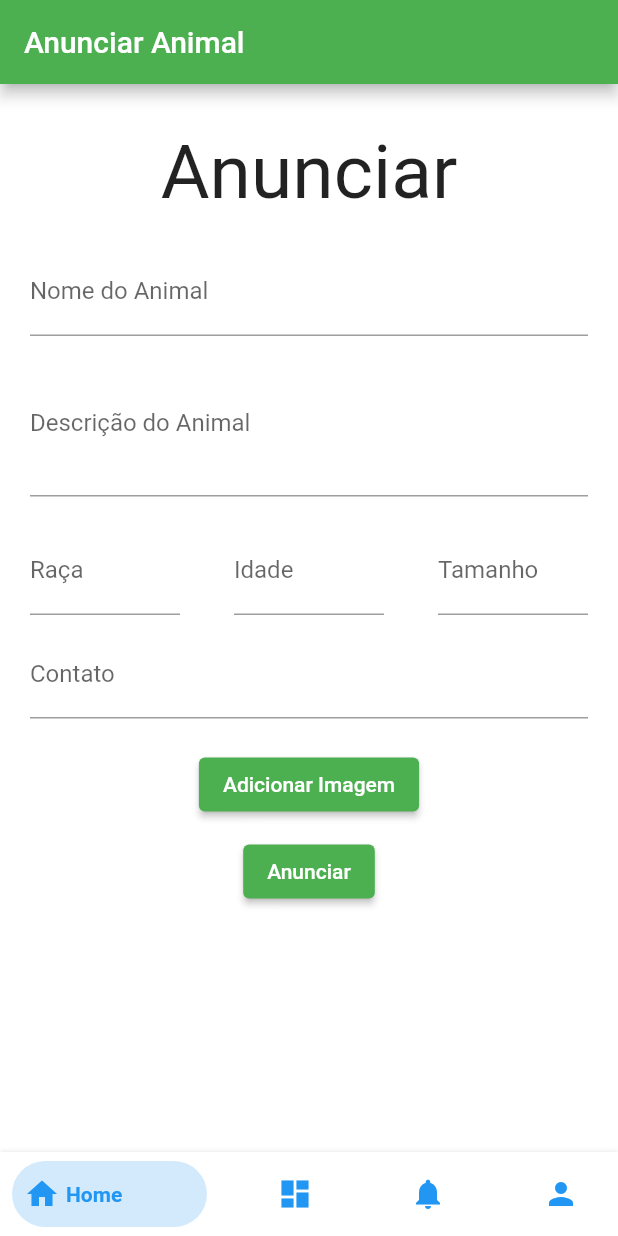
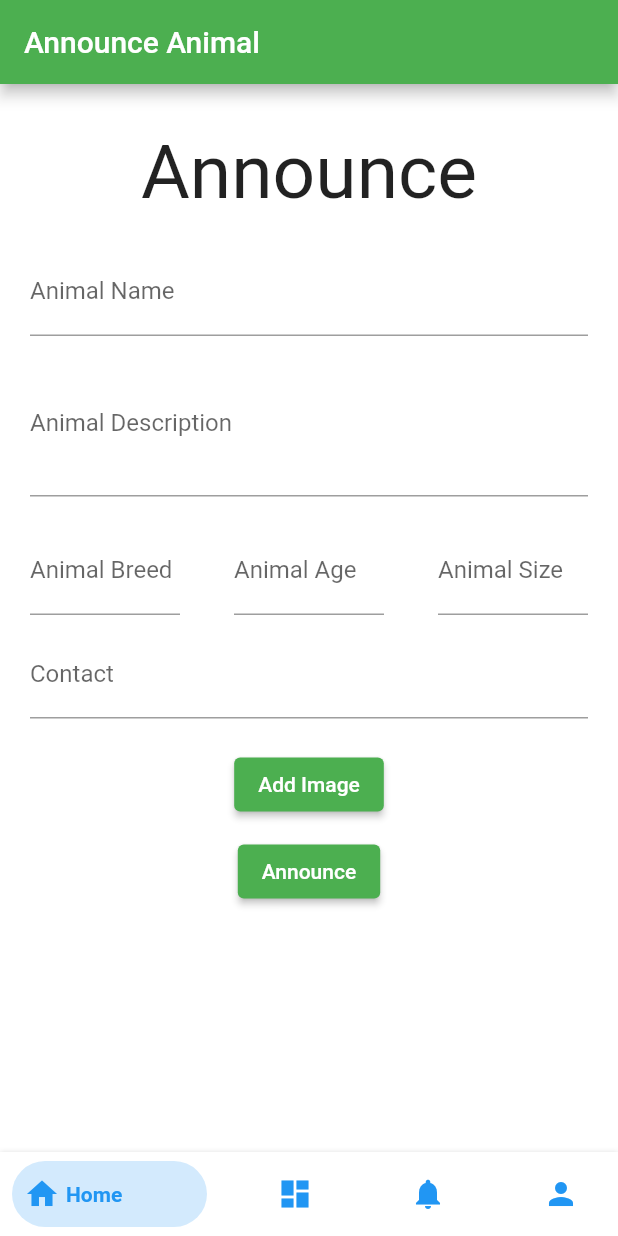
Before and after one commit to Gravery/Mobile-AnimalAdoptionApp-Flutter, a Flutter app: the screen it shows once a user with an empty profile is signed in, swiped to page 2, on a phone screen of 412 x 824 dp. Run offline on Flutter 3.47's test engine with Material 2 defaults, Android fonts, the phone set to English and light mode, and no system bars; drawn by our look-alikes of bottom_navy_bar; our stand-ins replace cached_network_image, firebase_auth, firebase_core, firebase_database, firebase_storage, flutter_bloc and 1 more; accounts and stored records are empty; generated files the repository leaves out were written again.

Commit message:
Internacionalização

```diff
--- /dev/null
+++ b/l10n.yaml
@@ -0,0 +1,3 @@
+arb-dir: lib/l10n
+template-arb-file: app_en.arb
+output-localization-file: app_localizations.dart
--- a/lib/announcement_screen.dart
+++ b/lib/announcement_screen.dart
@@ -5,6 +5,7 @@ import 'package:firebase_database/firebase_database.dart';
 import 'package:image_picker/image_picker.dart';
 import 'package:uuid/uuid.dart';
 import 'dart:io';
+import 'package:flutter_gen/gen_l10n/app_localizations.dart';
 
 class AnnouncementScreen extends StatefulWidget {
   @override
@@ -75,12 +76,13 @@ class _AnnouncementScreenState extends State<AnnouncementScreen> {
         _contactController.clear();
 
         ScaffoldMessenger.of(context).showSnackBar(
-          SnackBar(content: Text('Anúncio criado com sucesso')),
+          SnackBar(
+              content: Text(AppLocalizations.of(context)!.announce_success)),
         );
       }
     } else {
       ScaffoldMessenger.of(context).showSnackBar(
-        SnackBar(content: Text('Usuário não logado')),
+        SnackBar(content: Text(AppLocalizations.of(context)!.user_not_logged)),
       );
     }
   }
@@ -89,23 +91,31 @@ class _AnnouncementScreenState extends State<AnnouncementScreen> {
     final icon = Icons.warning;
 
     if (_nameController.text.trim().isEmpty) {
-      _showErrorSnackBar("Insira o nome do animal", icon);
+      _showErrorSnackBar(
+          AppLocalizations.of(context)!.insert_animal_name, icon);
+      return false;
+    }
+    if (_descriptionController.text.trim().isEmpty) {
+      _showErrorSnackBar(
+          AppLocalizations.of(context)!.insert_animal_description, icon);
       return false;
     }
     if (_breedController.text.trim().isEmpty) {
-      _showErrorSnackBar("Insira a raça do animal", icon);
+      _showErrorSnackBar(
+          AppLocalizations.of(context)!.insert_animal_breed, icon);
       return false;
     }
     if (_ageController.text.trim().isEmpty) {
-      _showErrorSnackBar("Insira a idade do animal", icon);
+      _showErrorSnackBar(AppLocalizations.of(context)!.insert_animal_age, icon);
       return false;
     }
     if (_typeController.text.trim().isEmpty) {
-      _showErrorSnackBar("Insira o tipo do animal", icon);
+      _showErrorSnackBar(
+          AppLocalizations.of(context)!.insert_animal_size, icon);
       return false;
     }
     if (_contactController.text.trim().isEmpty) {
-      _showErrorSnackBar("Insira o contato", icon);
+      _showErrorSnackBar(AppLocalizations.of(context)!.insert_contact, icon);
       return false;
     }
     return true;
@@ -130,7 +140,7 @@ class _AnnouncementScreenState extends State<AnnouncementScreen> {
   Widget build(BuildContext context) {
     return Scaffold(
       appBar: AppBar(
-        title: Text('Anunciar Animal'),
+        title: Text(AppLocalizations.of(context)!.announce_animal),
       ),
       body: Container(
         alignment: Alignment.center,
@@ -140,19 +150,21 @@ class _AnnouncementScreenState extends State<AnnouncementScreen> {
           children: [
             SizedBox(height: 10),
             Text(
-              'Anunciar',
+              AppLocalizations.of(context)!.announce,
               style: TextStyle(fontSize: 50),
             ),
             SizedBox(height: 20),
             TextFormField(
               controller: _nameController,
-              decoration: InputDecoration(labelText: 'Nome do Animal'),
+              decoration: InputDecoration(
+                  labelText: AppLocalizations.of(context)!.animal_name),
             ),
             SizedBox(height: 10),
             TextFormField(
               controller: _descriptionController,
               maxLines: 3,
-              decoration: InputDecoration(labelText: 'Descrição do Animal'),
+              decoration: InputDecoration(
+                  labelText: AppLocalizations.of(context)!.animal_description),
             ),
             SizedBox(height: 20),
             Row(
@@ -162,21 +174,24 @@ class _AnnouncementScreenState extends State<AnnouncementScreen> {
                   width: 100,
                   child: TextFormField(
                     controller: _breedController,
-                    decoration: InputDecoration(labelText: 'Raça'),
+                    decoration: InputDecoration(
+                        labelText: AppLocalizations.of(context)!.animal_breed),
                   ),
                 ),
                 Container(
                   width: 100,
                   child: TextFormField(
                     controller: _ageController,
-                    decoration: InputDecoration(labelText: 'Idade'),
+                    decoration: InputDecoration(
+                        labelText: AppLocalizations.of(context)!.animal_age),
                   ),
                 ),
                 Container(
                   width: 100,
                   child: TextFormField(
                     controller: _typeController,
-                    decoration: InputDecoration(labelText: 'Tamanho'),
+                    decoration: InputDecoration(
+                        labelText: AppLocalizations.of(context)!.animal_size),
                   ),
                 ),
               ],
@@ -184,7 +199,8 @@ class _AnnouncementScreenState extends State<AnnouncementScreen> {
             SizedBox(height: 10),
             TextFormField(
               controller: _contactController,
-              decoration: InputDecoration(labelText: 'Contato'),
+              decoration: InputDecoration(
+                  labelText: AppLocalizations.of(context)!.contact),
             ),
             SizedBox(height: 10),
             _imageFile != null
@@ -198,12 +214,12 @@ class _AnnouncementScreenState extends State<AnnouncementScreen> {
             SizedBox(height: 10),
             ElevatedButton(
               onPressed: _getImage,
-              child: Text('Adicionar Imagem'),
+              child: Text(AppLocalizations.of(context)!.add_image),
             ),
             SizedBox(height: 10),
             ElevatedButton(
               onPressed: _announceAnimal,
-              child: Text('Anunciar'),
+              child: Text(AppLocalizations.of(context)!.announce),
             ),
           ],
         ),
--- a/lib/home_screen.dart
+++ b/lib/home_screen.dart
@@ -1,6 +1,7 @@
 import 'package:cached_network_image/cached_network_image.dart';
 import 'package:flutter/material.dart';
 import 'package:firebase_database/firebase_database.dart';
+import 'package:flutter_gen/gen_l10n/app_localizations.dart';
 
 class HomeScreen extends StatefulWidget {
   @override
@@ -167,7 +168,7 @@ class AnimalDetailsScreen extends StatelessWidget {
   Widget build(BuildContext context) {
     return Scaffold(
       appBar: AppBar(
-        title: Text('Detalhes do Animal'),
+        title: Text(AppLocalizations.of(context)!.animal_details),
       ),
       body: SingleChildScrollView(
         padding: EdgeInsets.all(20.0),
@@ -183,12 +184,18 @@ class AnimalDetailsScreen extends StatelessWidget {
               errorWidget: (context, url, error) => Icon(Icons.error),
             ),
             SizedBox(height: 20.0),
-            _buildDetailRow('Nome do Animal', animal.name),
-            _buildDetailRow('Descrição do Animal', animal.description),
-            _buildDetailRow('Raça do Animal', animal.breed),
-            _buildDetailRow('Idade do Animal', animal.age),
-            _buildDetailRow('Tipo do Animal', animal.type),
-            _buildDetailRow('Contato', animal.contact),
+            _buildDetailRow(
+                AppLocalizations.of(context)!.animal_name, animal.name),
+            _buildDetailRow(AppLocalizations.of(context)!.animal_description,
+                animal.description),
+            _buildDetailRow(
+                AppLocalizations.of(context)!.animal_breed, animal.breed),
+            _buildDetailRow(
+                AppLocalizations.of(context)!.animal_age, animal.age),
+            _buildDetailRow(
+                AppLocalizations.of(context)!.animal_size, animal.type),
+            _buildDetailRow(
+                AppLocalizations.of(context)!.contact, animal.contact),
           ],
         ),
       ),
--- /dev/null
+++ b/lib/l10n/app_en.arb
@@ -0,0 +1,33 @@
+{
+    "home": "Home",
+    "announce": "Announce",
+    "manage": "Manage",
+    "profile": "Profile",
+    "management": "Management",
+    "delete": "Delete",
+    "animal_details": "Animal Details",
+    "animal_name": "Animal Name",
+    "animal_description": "Animal Description",
+    "animal_breed": "Animal Breed",
+    "animal_age": "Animal Age",
+    "animal_size": "Animal Size",
+    "contact": "Contact",
+    "announce_success": "Announcement Created!",
+    "user_not_logged": "User Not Logged In",
+    "insert_animal_name": "Insert Animal Name",
+    "insert_animal_description": "Insert Animal Description",
+    "insert_animal_age": "Insert Animal Age",
+    "insert_animal_breed": "Insert Animal Breed",
+    "insert_animal_size": "Insert Animal Size",
+    "insert_contact": "Insert Contact Information",
+    "announce_animal": "Announce Animal",
+    "add_image": "Add Image",
+    "log_out": "Log Out",
+    "error_credentials": "Please Enter Valid Credentials",
+    "login_failed": "Login Failed",
+    "username": "Email",
+    "password": "Password",
+    "register": "Register",
+    "password_not_match": "Passwords Do Not Match",
+    "confirm_password": "Confirm Password"
+}
--- /dev/null
+++ b/lib/l10n/app_pt.arb
@@ -0,0 +1,34 @@
+{
+    "home": "Home",
+    "announce": "Anunciar",
+    "manage": "Gerenciar",
+    "profile": "Perfil",
+    "management": "Gerenciamento",
+    "delete": "Deletar",
+    "animal_details": "Detalhes do Animal",
+    "animal_name": "Nome do Animal",
+    "animal_description": "Descrição do Animal",
+    "animal_breed": "Raça do Animal",
+    "animal_age": "Idade do Animal",
+    "animal_size": "Tamanho do Animal",
+    "contact": "Contato",
+    "announce_success": "Anúncio Criado!",
+    "user_not_logged": "Usuário Não Está Logado!",
+    "insert_animal_name": "Insira o Nome do Animal",
+    "insert_animal_description": "Insira a Descrição do Animal",
+    "insert_animal_age": "Insira a Idade do Animal",
+    "insert_animal_breed": "Insira a Raça do Animal",
+    "insert_animal_size": "Insira o Tamanho do Animal",
+    "insert_contact": "Insira Informações de Contato",
+    "announce_animal": "Anunciar Animal",
+    "add_image": "Adicionar Imagem",
+    "log_out": "Sair",
+    "error_credentials": "Por Favor, Digite Credenciais Válidas",
+    "login_failed": "Login Falhou",
+    "username": "Email",
+    "password": "Senha",
+    "register": "Registrar",
+    "password_not_match": "Senham Não São Iguais",
+    "confirm_password": "Confirme a Senha"
+
+}
--- a/lib/main.dart
+++ b/lib/main.dart
@@ -4,6 +4,8 @@ import 'package:firebase_auth/firebase_auth.dart';
 import 'package:firebase_core/firebase_core.dart';
 import 'firebase_options.dart';
 import 'package:bottom_navy_bar/bottom_navy_bar.dart';
+import 'package:flutter_localizations/flutter_localizations.dart';
+import 'package:flutter_gen/gen_l10n/app_localizations.dart';
 
 import 'app_navigator.dart';
 import 'home_screen.dart';
@@ -26,6 +28,16 @@ class MyApp extends StatelessWidget {
   Widget build(BuildContext context) {
     return MaterialApp(
       title: 'Adoption App',
+      localizationsDelegates: [
+        AppLocalizations.delegate,
+        GlobalMaterialLocalizations.delegate,
+        GlobalWidgetsLocalizations.delegate,
+        GlobalCupertinoLocalizations.delegate,
+      ],
+      supportedLocales: [
+        Locale('en'),
+        Locale('pt'),
+      ],
       theme: ThemeData(
         primarySwatch: Colors.green,
       ),
@@ -112,19 +124,19 @@ class _MainScreenState extends State<MainScreen> {
         items: [
           BottomNavyBarItem(
             icon: Icon(Icons.home),
-            title: Text('Home'),
+            title: Text(AppLocalizations.of(context)!.home),
           ),
           BottomNavyBarItem(
             icon: Icon(Icons.dashboard),
-            title: Text('Anunciar'),
+            title: Text(AppLocalizations.of(context)!.announce),
           ),
           BottomNavyBarItem(
             icon: Icon(Icons.notifications),
-            title: Text('Gerenciar'),
+            title: Text(AppLocalizations.of(context)!.manage),
           ),
           BottomNavyBarItem(
             icon: Icon(Icons.person),
-            title: Text('Perfil'),
+            title: Text(AppLocalizations.of(context)!.profile),
           ),
         ],
       ),
--- a/lib/management_screen.dart
+++ b/lib/management_screen.dart
@@ -2,6 +2,7 @@ import 'package:flutter/material.dart';
 import 'package:firebase_auth/firebase_auth.dart';
 import 'package:firebase_database/firebase_database.dart';
 import 'package:cached_network_image/cached_network_image.dart';
+import 'package:flutter_gen/gen_l10n/app_localizations.dart';
 
 import 'home_screen.dart';
 
@@ -71,7 +72,7 @@ class _ManagementScreenState extends State<ManagementScreen> {
   Widget build(BuildContext context) {
     return Scaffold(
       appBar: AppBar(
-        title: Text('Gerenciamento'),
+        title: Text(AppLocalizations.of(context)!.management),
       ),
       body: Container(
         padding: EdgeInsets.only(bottom: 60),
@@ -136,7 +137,7 @@ class ManagementCard extends StatelessWidget {
           ),
           ElevatedButton(
             onPressed: onDeleteClick,
-            child: Text('Deletar'),
+            child: Text(AppLocalizations.of(context)!.delete),
             style: ElevatedButton.styleFrom(
               primary: Colors.red,
               onPrimary: Colors.white,
--- a/pubspec.yaml
+++ b/pubspec.yaml
@@ -44,6 +44,9 @@ dependencies:
   bottom_navy_bar: ^6.0.0
   flutter_bloc: ^8.1.3
   cached_network_image: ^3.2.3
+  flutter_localizations:
+    sdk: flutter
+  intl: any
 
 dev_dependencies:
   flutter_test:
@@ -66,6 +69,7 @@ flutter:
   # included with your application, so that you can use the icons in
   # the material Icons class.
   uses-material-design: true
+  generate: true
 
   # To add assets to your application, add an assets section, like this:
   # assets:
```
Also changed, not shown: lib/login_screen.dart (+15 -14 lines), lib/profile_screen.dart (+5 -4 lines), lib/register_screen.dart (+21 -19 lines), pubspec.lock.
